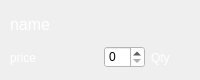
minorleaguegrayonassociates/GrayonSlam, file src/widgets/souvenirlistitem.ui: the form before one commit.
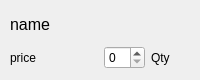
The form after the commit.

```diff
--- a/src/widgets/souvenirlistitem.ui
+++ b/src/widgets/souvenirlistitem.ui
@@ -13,9 +13,6 @@
   <property name="windowTitle">
    <string>Form</string>
   </property>
-  <property name="styleSheet">
-   <string notr="true">QWidget { color: white; }</string>
-  </property>
   <widget class="QWidget" name="layoutWidget">
    <property name="geometry">
     <rect>
@@ -57,9 +54,6 @@
             <verstretch>0</verstretch>
            </sizepolicy>
           </property>
-          <property name="styleSheet">
-           <string notr="true">QSpinBox { color: black; background-color: white; }</string>
-          </property>
           <property name="minimum">
            <number>0</number>
           </property>
```
